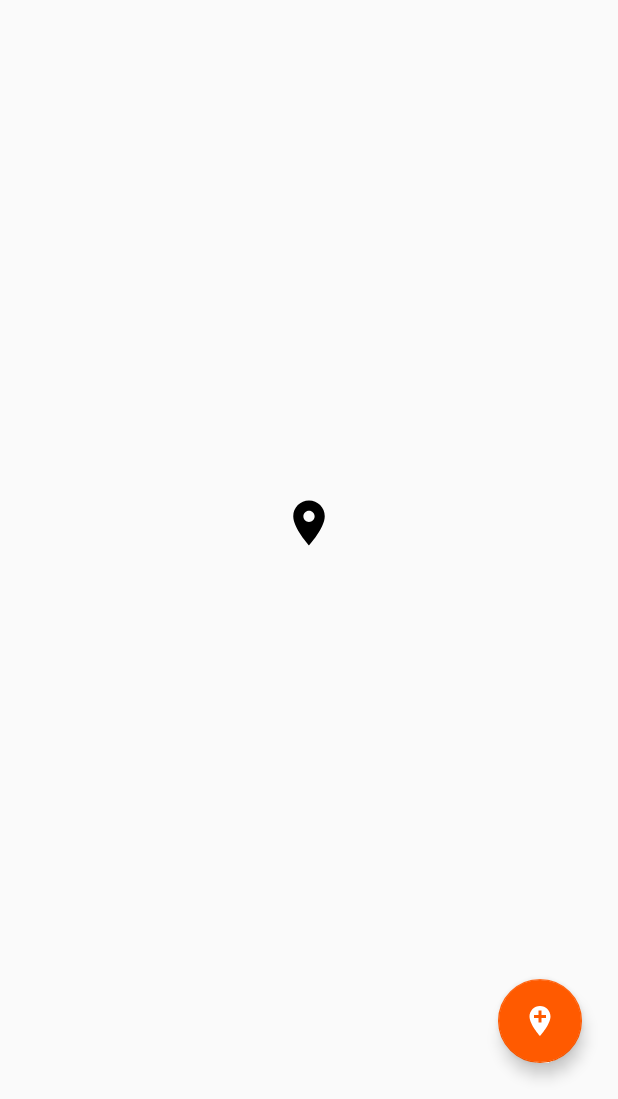
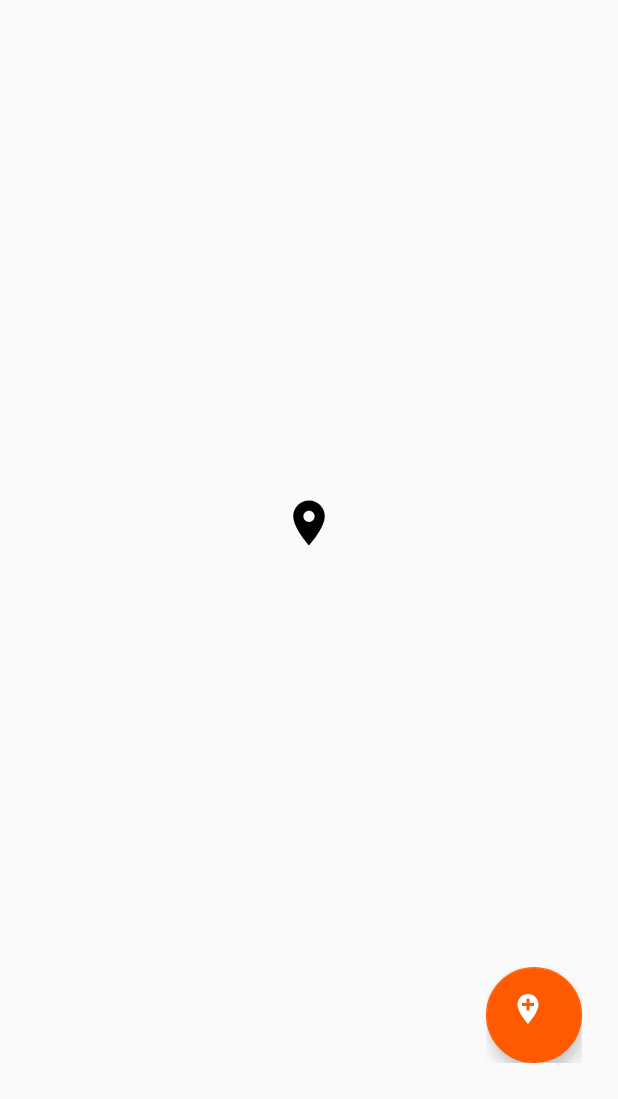
Before and after one commit to kulak-at/allegro-tech-days-hackathon-1, an Android app: the screen it shows after launch (MapActivity), after a tap on an icon or button, on a phone screen of 412 x 824 dp, the part 137-1236 px from its top. Run offline under Robolectric (Android 15) with nearby library versions, the phone set to English and light mode, and no system bars; our stand-ins replace Dagger/Hilt's generated code, RxJava; 3 statements that could not run were skipped.

Commit message:
Added network logic to sending user reports

```diff
--- a/android-app/app/src/main/java/tech/allegro/allegrotechdays/inject/module/NetworkModule.kt
+++ b/android-app/app/src/main/java/tech/allegro/allegrotechdays/inject/module/NetworkModule.kt
@@ -41,5 +41,7 @@ class NetworkModule {
 
     @ApplicationScope
     @Provides
-    fun provideRetrofitApi(retrofit: Retrofit) = retrofit.create(TechDaysApi::class.java)
+    fun provideRetrofitApi(retrofit: Retrofit): TechDaysApi {
+        return retrofit.create(TechDaysApi::class.java)
+    }
 }
--- a/android-app/app/src/main/java/tech/allegro/allegrotechdays/network/TechDaysApi.kt
+++ b/android-app/app/src/main/java/tech/allegro/allegrotechdays/network/TechDaysApi.kt
@@ -9,5 +9,5 @@ import tech.allegro.allegrotechdays.model.UserReport
 interface TechDaysApi {
 
     @POST("/user-report")
-    fun getUserRepos(@Body report: UserReport): Observable<ResponseBody>
+    fun sendUserReport(@Body report: UserReport): Observable<ResponseBody>
 }
--- a/android-app/app/src/main/res/layout/activity_map.xml
+++ b/android-app/app/src/main/res/layout/activity_map.xml
@@ -20,14 +20,33 @@
         android:layout_centerInParent="true"
         android:src="@drawable/ic_location_marker"/>
 
-    <android.support.design.widget.FloatingActionButton
-        android:id="@+id/map_fab_add_report"
+    <RelativeLayout
         android:layout_width="@dimen/fab_add_report_size"
         android:layout_height="@dimen/fab_add_report_size"
         android:layout_margin="@dimen/fab_add_report_margin"
         android:layout_alignParentBottom="true"
         android:layout_alignParentEnd="true"
-        android:src="@drawable/ic_add_location"/>
+        android:elevation="10dp">
+
+        <android.support.design.widget.FloatingActionButton
+            android:id="@+id/map_fab_add_report"
+            android:layout_width="match_parent"
+            android:layout_height="match_parent"
+            android:elevation="50dp"
+            android:src="@drawable/ic_add_location"/>
+
+        <ProgressBar
+            android:id="@+id/map_fab_progress_bar"
+            android:layout_width="@dimen/fab_add_report_size"
+            android:layout_height="@dimen/fab_add_report_size"
+            android:padding="8dp"
+            android:layout_centerInParent="true"
+            android:indeterminateTint="@android:color/white"
+            android:indeterminate="true"
+            android:elevation="100dp"
+            android:visibility="invisible"/>
+
+    </RelativeLayout>
 
     <LinearLayout
         android:id="@+id/map_bottom_view"
@@ -82,9 +101,4 @@
 
     </LinearLayout>
 
-    <FrameLayout
-        android:id="@+id/map_fragment_holder"
-        android:layout_width="match_parent"
-        android:layout_height="match_parent"/>
-
 </RelativeLayout>
```
Also changed, not shown: android-app/app/src/main/java/tech/allegro/allegrotechdays/activity/MapActivity.kt (+63 -6 lines), android-app/app/src/main/java/tech/allegro/allegrotechdays/extensions/Observables.kt (added, +14 -0 lines).
